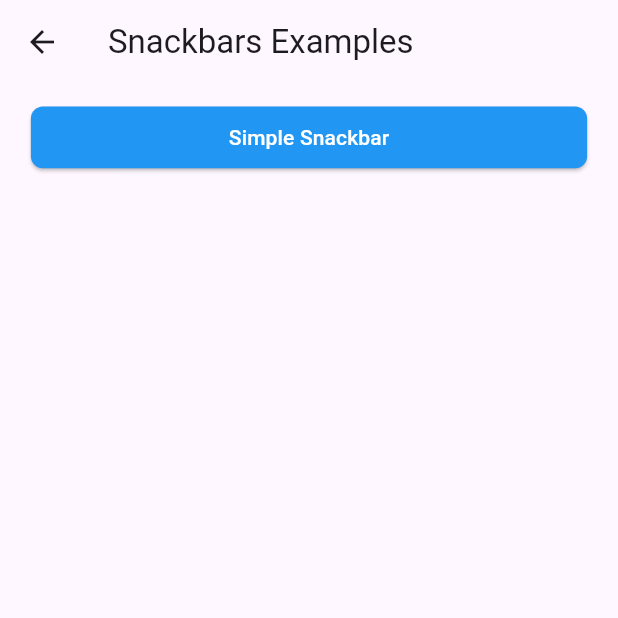
After one commit to mdrazadev/Flutter-Widgets, a Flutter app: the screen it shows after launch, after a tap on "Sackbars Examples", on a phone screen of 412 x 824 dp, the top half of it. The commit adds this screen. Run offline on Flutter 3.47's test engine with Material 3 defaults, Android fonts, the phone set to English and light mode, and no system bars; our stand-ins replace get.

Commit message:
simple snackbar added

```diff
--- a/lib/home_page.dart
+++ b/lib/home_page.dart
@@ -4,6 +4,7 @@ import 'package:flutter_widgets/screens/buttons_examples_screen.dart';
 import 'package:flutter_widgets/screens/extended_floating_btn_ex_screen.dart';
 import 'package:flutter_widgets/screens/floating_button_examples_screen.dart';
 import 'package:flutter_widgets/screens/simple_input_field_screen.dart';
+import 'package:flutter_widgets/screens/snackbars_example_screen.dart';
 import 'package:flutter_widgets/widgets/buttons/simple_button_widget.dart';
 
 class HomePage extends StatelessWidget {
@@ -89,6 +90,20 @@ class HomePage extends StatelessWidget {
               );
             },
           ),
+          const SizedBox(
+            height: 15,
+          ),
+          SimpleButtonWidget(
+            label: 'Sackbars Examples',
+            onPress: () {
+              Navigator.push(
+                context,
+                MaterialPageRoute(
+                  builder: (ctx) => const SnackbarsExampleScreen(),
+                ),
+              );
+            },
+          ),
         ],
       ),
     );
--- /dev/null
+++ b/lib/screens/snackbars_example_screen.dart
@@ -0,0 +1,69 @@
+import 'package:flutter/material.dart';
+import 'package:flutter_widgets/widgets/buttons/simple_button_widget.dart';
+
+class SnackbarsExampleScreen extends StatelessWidget {
+  const SnackbarsExampleScreen({super.key});
+
+  showSnackbar(BuildContext context, String label, {VoidCallback? onUndo}) {
+    ScaffoldMessenger.of(context).clearSnackBars();
+    ScaffoldMessenger.of(context).showSnackBar(
+      SnackBar(
+        content: Text(label),
+        // action: onUndo != null
+        //     ? SnackBarAction(
+        //         label: 'undo',
+        //         onPressed: onUndo,
+        //       )
+        //     : null,
+      ),
+    );
+  }
+
+  @override
+  Widget build(BuildContext context) {
+    return Scaffold(
+      appBar: AppBar(
+        title: const Text('Snackbars Examples'),
+      ),
+      body: Column(
+        children: [
+          const SizedBox(
+            height: 15,
+            width: double.infinity,
+          ),
+          SimpleButtonWidget(
+            label: 'Simple Snackbar',
+            onPress: () {
+              showSnackbar(context, "This is simple snackbar");
+            },
+          ),
+          // const SizedBox(
+          //   height: 15,
+          // ),
+          // SimpleButtonWidget(
+          //   label: 'Snackbar with UNDO',
+          //   onPress: () {
+          //     showSnackbar(
+          //       context,
+          //       "Snackbar with undo",
+          //       onUndo: () {},
+          //     );
+          //   },
+          // ),
+          // const SizedBox(
+          //   height: 15,
+          // ),
+          // SimpleButtonWidget(
+          //   label: 'Snackbar with close button',
+          //   onPress: () {
+          //     showSnackbar(
+          //       context,
+          //       "Snackbar with undo",
+          //     );
+          //   },
+          // ),
+        ],
+      ),
+    );
+  }
+}
```
